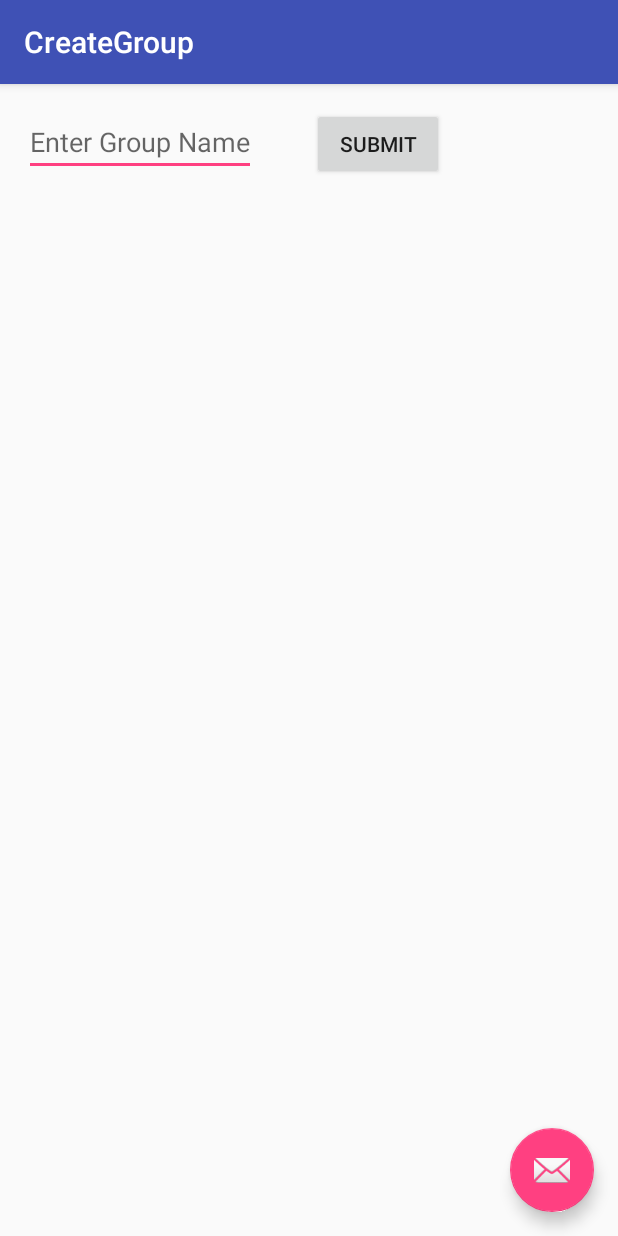
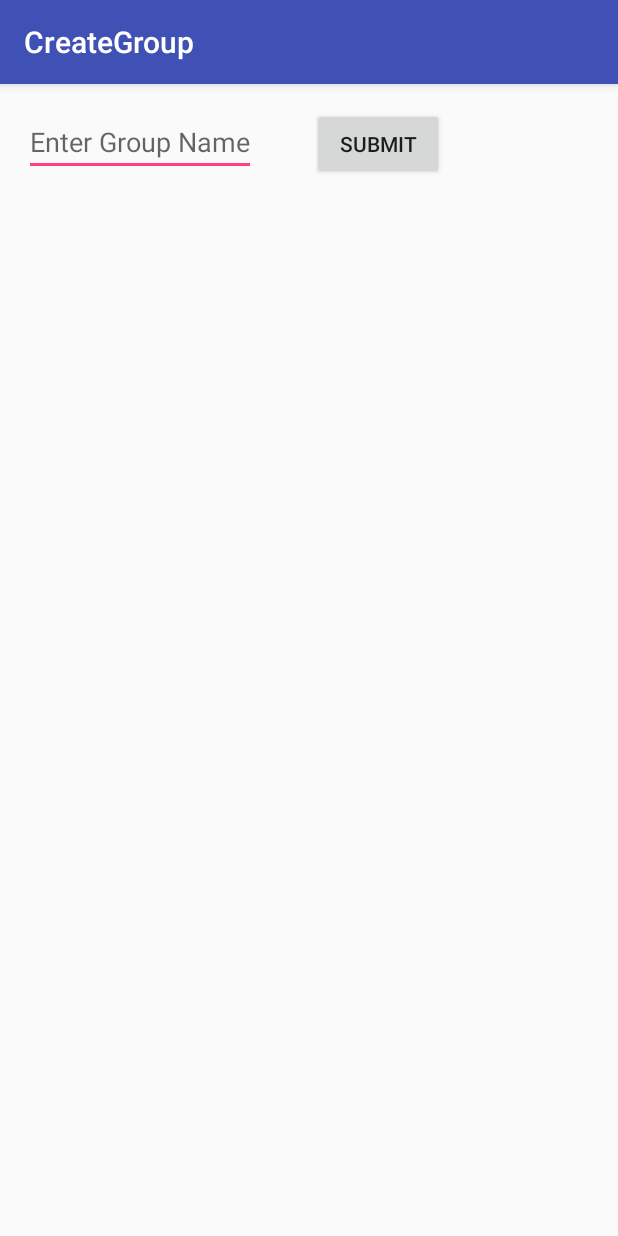
Before and after one commit to srjobinar/BuxBuddy, an Android app: the CreateGroup screen opened directly, with no data from a screen before it, on a phone screen of 412 x 824 dp. Run offline under Robolectric (Android 15) with nearby library versions, the phone set to English and light mode, and no system bars; 3 statements that could not run were skipped.

Commit message:
group_updates

```diff
--- a/app/src/main/java/com/example/chandana/buxbuddy/CreateGroup.java
+++ b/app/src/main/java/com/example/chandana/buxbuddy/CreateGroup.java
@@ -34,14 +34,6 @@ public class CreateGroup extends AppCompatActivity {
         userlist = db.getUsersList();
 
 
-        FloatingActionButton fab = (FloatingActionButton) findViewById(R.id.fab);
-        fab.setOnClickListener(new View.OnClickListener() {
-            @Override
-            public void onClick(View view) {
-                Intent i = new Intent(getApplicationContext(), add_transaction.class);
-                startActivity(i);
-            }
-        });
         ListView lv = (ListView) findViewById(R.id.listView2);
 
         listener = new EventListAdapter.OnSelectListener() {
@@ -65,7 +57,7 @@ public class CreateGroup extends AppCompatActivity {
             public void onClick(View v) {
               int grpid;
                grpid = (int) db.creategroup(grpname.getText().toString());
-
+               Log.i("check",grpid+"");
                 ListIterator<Event> iterator = list.listIterator();
                 while(iterator.hasNext()){
                     db.createusergroup(iterator.next().userId,grpid,0);
--- a/app/src/main/res/layout/activity_create_group.xml
+++ b/app/src/main/res/layout/activity_create_group.xml
@@ -23,12 +23,4 @@
 
     <include layout="@layout/content_create_group" />
 
-    <android.support.design.widget.FloatingActionButton
-        android:id="@+id/fab"
-        android:layout_width="wrap_content"
-        android:layout_height="wrap_content"
-        android:layout_gravity="bottom|end"
-        android:layout_margin="@dimen/fab_margin"
-        android:src="@android:drawable/ic_dialog_email" />
-
 </android.support.design.widget.CoordinatorLayout>
```
Also changed, not shown: app/src/main/AndroidManifest.xml (+7 -3 lines), app/src/main/java/com/example/chandana/buxbuddy/Dashboard.java (+17 -3 lines), app/src/main/java/com/example/chandana/buxbuddy/Event.java (+10 -0 lines), app/src/main/java/com/example/chandana/buxbuddy/EventsMenuDB.java (+21 -1 lines), app/src/main/java/com/example/chandana/buxbuddy/Group.java (+14 -2 lines).
